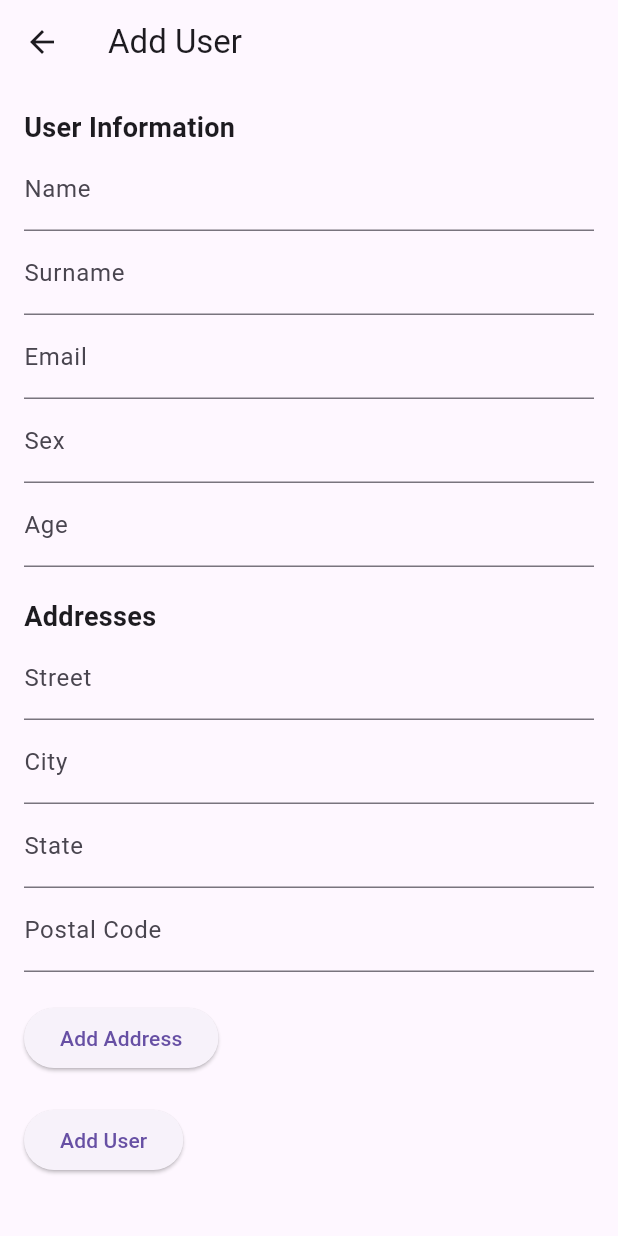
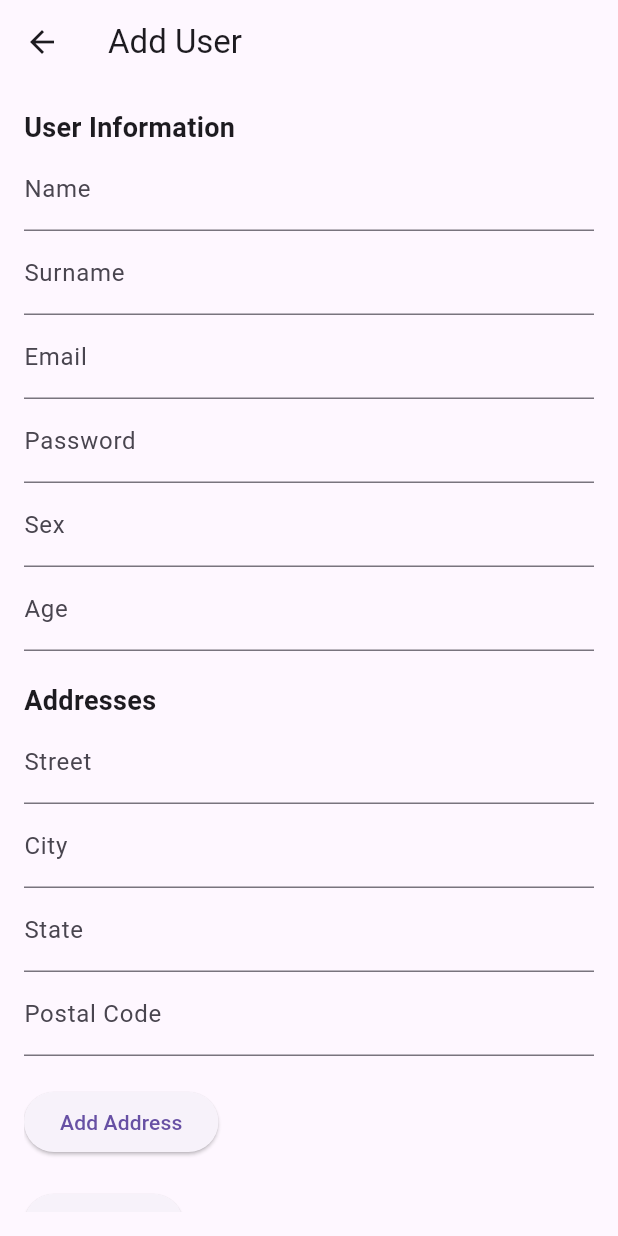
Before and after one commit to mkingmking/MatchMeow, a Flutter app: the AddUserPage screen opened directly, after a tap on "Add User", on a phone screen of 412 x 824 dp. Run offline on Flutter 3.47's test engine with Material 3 defaults, Android fonts, the phone set to English and light mode, and no system bars; our stand-ins replace firebase_auth, firebase_core, firebase_database; accounts and stored records are empty; network calls fail; project files that could hold a hidden picture were left out.

Commit message:
added user registration and login

```diff
--- a/lib/User.dart
+++ b/lib/User.dart
@@ -25,28 +25,6 @@ class User {
     List<String>? swipedRight, // New optional field
   })  : petHashes = petHashes ?? [], // Default to an empty list if null
         swipedRight = swipedRight ?? []; // Default to an empty list if null
-/*
-  // Factory method to create User from a Map (database data)
-  factory User.fromJson(Map<dynamic, dynamic> json) {
-    return User(
-      name: json['name'],
-      surname: json['surname'],
-      email: json['email'],
-      sex: json['sex'],
-      age: json['age'],
-      address: json['address'] != null
-          ? UserAddress.fromJson(json['address'])
-          : UserAddress(
-              street: '',
-              city: '',
-              state: '',
-              postalCode: '',
-            ), // Assuming UserAddress has an empty constructor
-      userID: json['userID'],
-      petHashes: json['petHashes']?.cast<String>() ?? [], // Existing field
-      swipedRight: json['swipedRight']?.cast<String>() ?? [], // New field
-    );
-  } */
 
 // Factory method to create User from a Map (database data)
   factory User.fromJson(Map<dynamic, dynamic> json) {
--- a/lib/addUserPage.dart
+++ b/lib/addUserPage.dart
@@ -2,6 +2,7 @@ import 'package:flutter/material.dart';
 import 'user.dart';
 import 'UserAdress.dart';
 import 'package:firebase_database/firebase_database.dart';
+import 'package:firebase_auth/firebase_auth.dart' as auth;
 
 class AddUserPage extends StatefulWidget {
   @override
@@ -19,20 +20,43 @@ class _AddUserPageState extends State<AddUserPage> {
   TextEditingController cityController = TextEditingController();
   TextEditingController stateController = TextEditingController();
   TextEditingController postalCodeController = TextEditingController();
+  TextEditingController passwordController = TextEditingController();
 
   late UserAddress address;
 
   void _addAddressToDatabase(UserAddress userAddress, String userId) {
     DatabaseReference addressRef = FirebaseDatabase.instance
         .ref()
-        .child('users') //TODO  doesn't work as intended.
+        .child('users')
         .child(userId)
         .child('address');
 
     addressRef.set(userAddress.toJson());
   }
 
-  void _addUserToDatabase() {
+  void _registerUser() async {
+    try {
+      auth.UserCredential userCredential =
+          await auth.FirebaseAuth.instance.createUserWithEmailAndPassword(
+        email: emailController.text,
+        password: passwordController.text,
+      );
+
+      if (userCredential.user != null) {
+        // User is successfully created, proceed with adding to database
+        _addUserToDatabase(userCredential.user!.uid);
+      } else {
+        // Handle the case where the user is null
+        print('User creation failed');
+      }
+    } on auth.FirebaseAuthException catch (e) {
+      print(e.message);
+    } catch (e) {
+      print(e);
+    }
+  }
+
+  void _addUserToDatabase(String userId) {
     // Create a User object
     UserAddress newAdress = UserAddress(
         street: streetController.text,
@@ -47,7 +71,7 @@ class _AddUserPageState extends State<AddUserPage> {
       sex: sexController.text,
       age: int.tryParse(ageController.text) ?? 0,
       address: newAdress,
-      userID: 'test',
+      userID: userId,
     );
 
     // Write the user to the database
@@ -55,7 +79,7 @@ class _AddUserPageState extends State<AddUserPage> {
         FirebaseDatabase.instance.ref().child('users').push();
     userRef.set(newUser.toJson());
 
-    _addAddressToDatabase(newAdress, newUser.userID);
+    // _addAddressToDatabase(newAdress, newUser.userID);
 
     // ... Clear other text controllers
     // Clear all input fields
@@ -68,6 +92,7 @@ class _AddUserPageState extends State<AddUserPage> {
     cityController.clear();
     stateController.clear();
     postalCodeController.clear();
+    passwordController.clear();
   }
 
   @override
@@ -95,6 +120,11 @@ class _AddUserPageState extends State<AddUserPage> {
               TextFormField(
                 controller: emailController,
                 decoration: InputDecoration(labelText: 'Email'),
+              ),
+              TextFormField(
+                controller: passwordController,
+                decoration: InputDecoration(labelText: 'Password'),
+                obscureText: true, // Hide the password input
               ),
               TextFormField(
                 controller: sexController,
@@ -141,7 +171,7 @@ class _AddUserPageState extends State<AddUserPage> {
               ),
               SizedBox(height: 20),
               ElevatedButton(
-                onPressed: _addUserToDatabase, // Corrected
+                onPressed: _registerUser,
                 child: Text('Add User'),
               ),
             ],
--- a/pubspec.yaml
+++ b/pubspec.yaml
@@ -33,6 +33,7 @@ dependencies:
   cloud_firestore: ^4.0.0
 
   firebase_database: ^10.3.4
+  firebase_auth: ^4.14.0
 
   # The following adds the Cupertino Icons font to your application.
   # Use with the CupertinoIcons class for iOS style icons.
```
Also changed, not shown: lib/loginPage.dart (+38 -3 lines), pubspec.lock, 3 other files.
